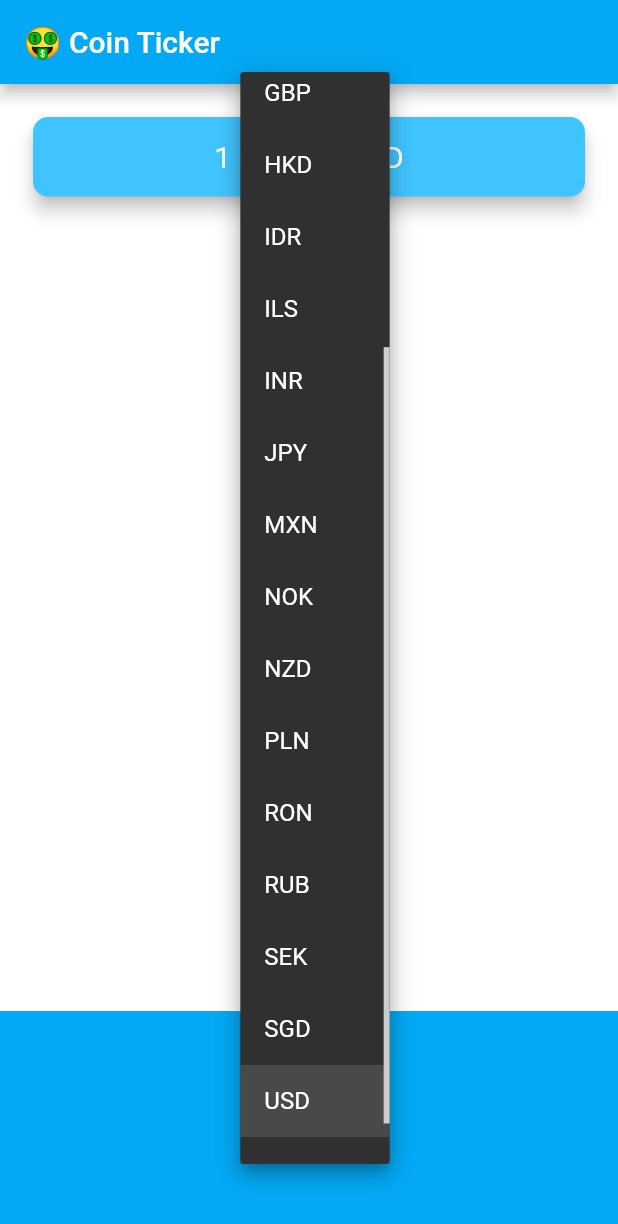
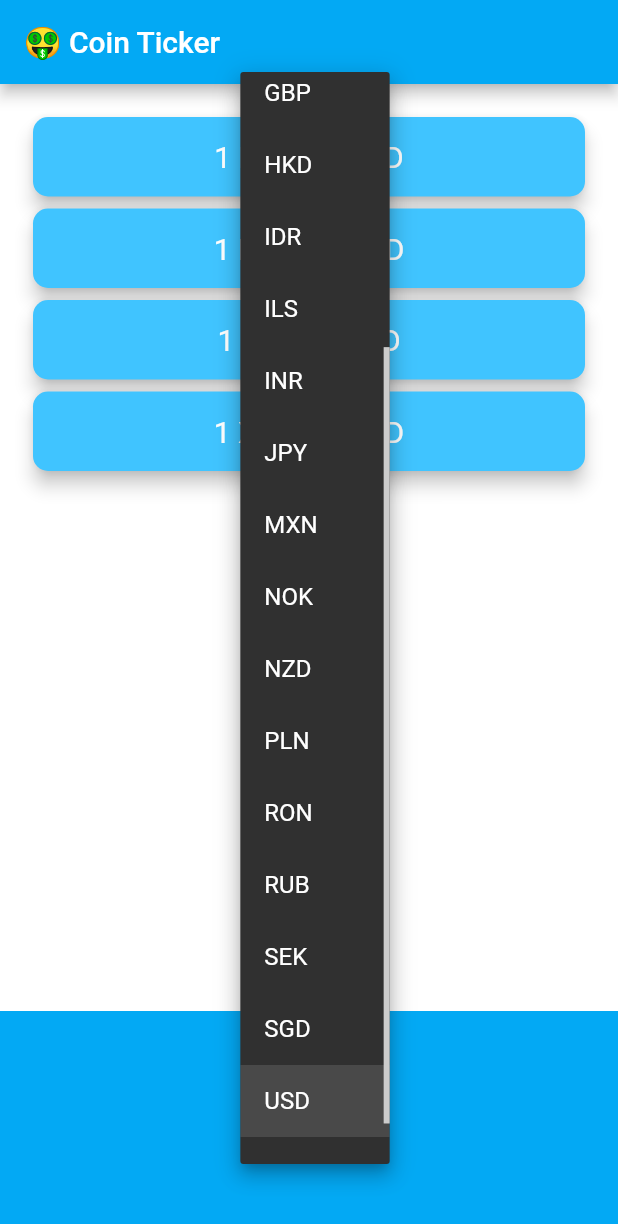
Before and after one commit to charger513/bitcoin-ticker-flutter, a Flutter app: the screen it shows after launch, after a tap on "USD", on a phone screen of 412 x 824 dp. Shown: the top 1224 px of the screen. Run offline on Flutter 3.47's test engine with Material 2 defaults, Android fonts, the phone set to English and light mode, and no system bars; network calls fail.

Commit message:
Adds http request and display all currencies exchange rates

```diff
--- a/lib/coin_data.dart
+++ b/lib/coin_data.dart
@@ -1,3 +1,6 @@
+import 'dart:convert';
+import 'package:http/http.dart' as http;
+
 const List<String> currenciesList = [
   'AUD',
   'BRL',
@@ -26,6 +29,34 @@ const List<String> cryptoList = [
   'BTC',
   'ETH',
   'LTC',
+  'XRP'
 ];
 
-class CoinData {}
+const APIKEY = '85353893-48C4-4C0E-B96E-87367DC8B506';
+
+class CoinData {
+
+  Future<Map<String, String>> getExchangeRate(String currency) async {
+
+    Map<String, String> cryptoPrices = {};
+
+    for(String crypto in cryptoList) {
+      String url = 'https://rest.coinapi.io/v1/exchangerate/$crypto/$currency?apikey=$APIKEY';
+
+      final response = await http.get(url);
+      if(response.statusCode == 200) {
+        final decodedData = jsonDecode(response.body);
+        double rate = decodedData['rate'];
+
+        cryptoPrices[crypto] = rate.toStringAsFixed(2);
+
+      } else {
+        print(response.statusCode);
+        throw 'Problem with the get request';
+      }
+    }
+
+    return cryptoPrices;
+  }
+
+}
--- a/lib/price_screen.dart
+++ b/lib/price_screen.dart
@@ -2,6 +2,10 @@ import 'package:flutter/material.dart';
 import 'package:flutter/cupertino.dart';
 import 'coin_data.dart';
 import 'dart:io' show Platform;
+
+import 'coin_data.dart';
+import 'coin_data.dart';
+import 'coin_data.dart';
 
 class PriceScreen extends StatefulWidget {
   @override
@@ -10,6 +14,31 @@ class PriceScreen extends StatefulWidget {
 
 class _PriceScreenState extends State<PriceScreen> {
   String selectedCurrency = 'USD';
+
+  Map<String, String> exchanges = {};
+  bool loading = false;
+
+  @override
+  void initState() {
+    super.initState();
+    getExchangeRate();
+  }
+
+  getExchangeRate() async {
+      loading = true;
+      try {
+        var data = await CoinData().getExchangeRate(selectedCurrency);
+
+        loading = false;
+
+        setState(() {
+          exchanges = data;
+          print(exchanges); // {BTC: 6756.57, ETH: 142.49, LTC: 40.30}
+        });
+      } catch(e) {
+        print(e);
+      }
+  }
 
   DropdownButton<String> androidDropdown() {
     final items = currenciesList.map((currency) {
@@ -25,6 +54,7 @@ class _PriceScreenState extends State<PriceScreen> {
       onChanged: (value) {
         setState(() {
           selectedCurrency = value;
+          getExchangeRate();
         });
       }
     );
@@ -39,10 +69,45 @@ class _PriceScreenState extends State<PriceScreen> {
       backgroundColor: Colors.lightBlue,
       itemExtent: 32.0,
       onSelectedItemChanged: (selectedIndex) {
-        print(selectedIndex);
+        setState(() {
+          selectedCurrency = currenciesList[selectedIndex];
+          getExchangeRate();
+        });
       },
       children: items,
     );
+  }
+
+  List<Widget> buildCards() {
+    List<Widget> cryptoCards = [];
+
+    for (var crypto in cryptoList) {
+
+      final value = loading ? '?' : exchanges[crypto];
+
+      final card = Card(
+        color: Colors.lightBlueAccent,
+        elevation: 5.0,
+        shape: RoundedRectangleBorder(
+          borderRadius: BorderRadius.circular(10.0),
+        ),
+        child: Padding(
+          padding: EdgeInsets.symmetric(vertical: 15.0, horizontal: 28.0),
+          child: Text(
+            '1 $crypto = $value $selectedCurrency',
+            textAlign: TextAlign.center,
+            style: TextStyle(
+              fontSize: 20.0,
+              color: Colors.white,
+            ),
+          ),
+        ),
+      );
+
+      cryptoCards.add(card);
+    }
+
+    return cryptoCards;
   }
 
   @override
@@ -57,23 +122,9 @@ class _PriceScreenState extends State<PriceScreen> {
         children: <Widget>[
           Padding(
             padding: EdgeInsets.fromLTRB(18.0, 18.0, 18.0, 0),
-            child: Card(
-              color: Colors.lightBlueAccent,
-              elevation: 5.0,
-              shape: RoundedRectangleBorder(
-                borderRadius: BorderRadius.circular(10.0),
-              ),
-              child: Padding(
-                padding: EdgeInsets.symmetric(vertical: 15.0, horizontal: 28.0),
-                child: Text(
-                  '1 BTC = ? USD',
-                  textAlign: TextAlign.center,
-                  style: TextStyle(
-                    fontSize: 20.0,
-                    color: Colors.white,
-                  ),
-                ),
-              ),
+            child: Column(
+              crossAxisAlignment: CrossAxisAlignment.stretch,
+              children: buildCards()
             ),
           ),
           Container(
--- a/pubspec.yaml
+++ b/pubspec.yaml
@@ -10,6 +10,7 @@ dependencies:
     sdk: flutter
 
   cupertino_icons: ^0.1.2
+  http:
 
 dev_dependencies:
   flutter_test:
```
Also changed, not shown: pubspec.lock.
